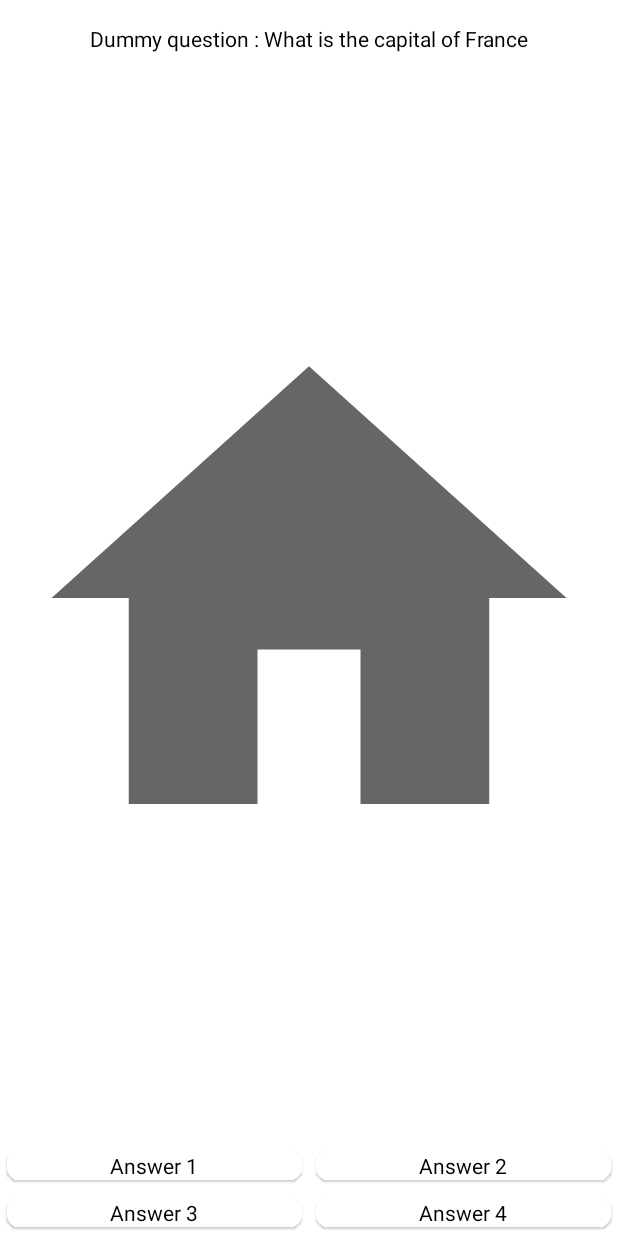
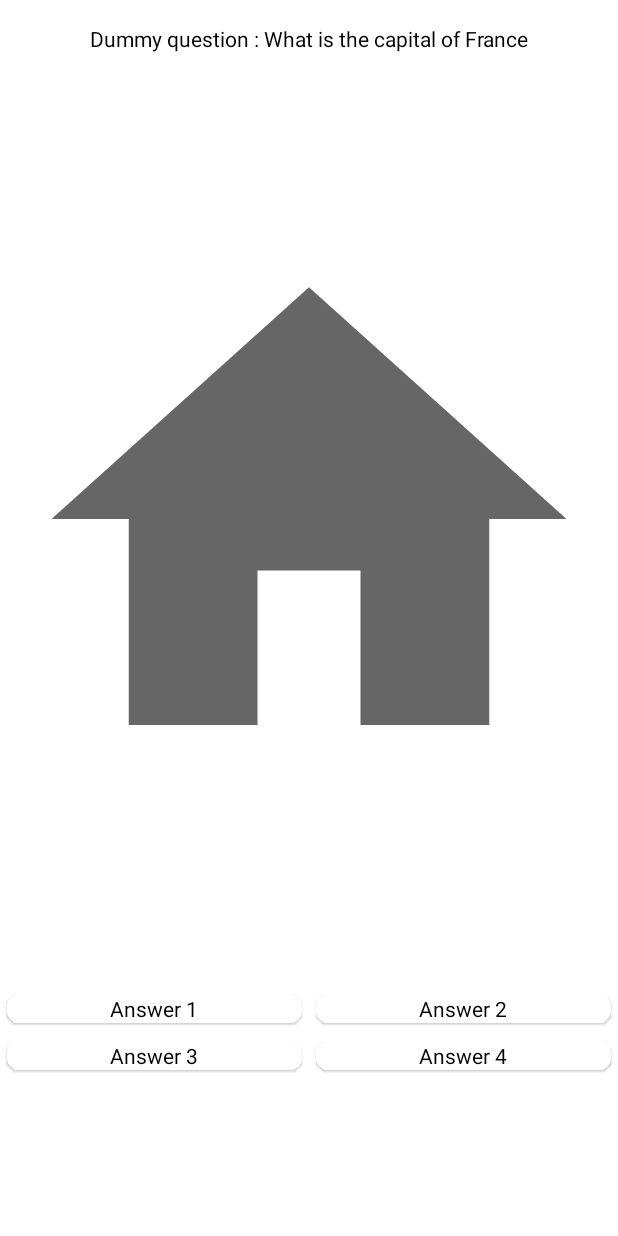
Before and after one commit to Si-Ekang/EKANG, an Android app: the layout fragment_quiz.xml on its own in the app's theme, with its tools: preview values and no code run, on a phone screen of 412 x 824 dp. Run offline under Robolectric (Android 15) with nearby library versions, the phone set to English and light mode, and no system bars.

Commit message:
Master : reformat code and optimize imports

```diff
--- a/app/src/main/java/com/siekang/data/local/SiEkangDatabase.kt
+++ b/app/src/main/java/com/siekang/data/local/SiEkangDatabase.kt
@@ -15,6 +15,5 @@ abstract class SiEkangDatabase : RoomDatabase() {
         const val DATABASE_NAME = "si_ekang"
     }
 
-    abstract fun getUserDao() : UserDao
-
+    abstract fun getUserDao(): UserDao
 }
--- a/app/src/main/java/com/siekang/di/AppHelperModule.kt
+++ b/app/src/main/java/com/siekang/di/AppHelperModule.kt
@@ -18,8 +18,7 @@ object AppHelperModule {
     @Provides
     fun provideDbHelper(appDatabase: SiEkangDatabase) =
         DbImpl(
-           appDatabase.getUserDao()
-
+            appDatabase.getUserDao()
         )
 
     @Provides
--- a/app/src/main/java/com/siekang/ui/library/LibraryFragment.kt
+++ b/app/src/main/java/com/siekang/ui/library/LibraryFragment.kt
@@ -5,9 +5,7 @@ import android.view.LayoutInflater
 import android.view.View
 import android.view.ViewGroup
 import androidx.fragment.app.Fragment
-import com.siekang.databinding.ActivityMainBinding
 import com.siekang.databinding.FragmentLibraryBinding
-import com.siekang.databinding.FragmentProfileBinding
 
 class LibraryFragment : Fragment() {
 
@@ -18,6 +16,7 @@ class LibraryFragment : Fragment() {
     override fun onCreate(savedInstanceState: Bundle?) {
         super.onCreate(savedInstanceState)
     }
+
     override fun onCreateView(
         inflater: LayoutInflater,
         container: ViewGroup?,
--- a/app/src/main/java/com/siekang/ui/notifications/NotificationsFragment.kt
+++ b/app/src/main/java/com/siekang/ui/notifications/NotificationsFragment.kt
@@ -5,11 +5,9 @@ import android.view.LayoutInflater
 import android.view.View
 import android.view.ViewGroup
 import androidx.fragment.app.Fragment
-import com.siekang.databinding.FragmentLibraryBinding
 import com.siekang.databinding.FragmentNotificationsBinding
-import com.siekang.databinding.FragmentProfileBinding
 
-class NotificationsFragment: Fragment() {
+class NotificationsFragment : Fragment() {
 
     private var _viewBinding: FragmentNotificationsBinding? = null
     private val binding get() = _viewBinding!!
--- a/app/src/main/res/layout/content_main.xml
+++ b/app/src/main/res/layout/content_main.xml
@@ -8,7 +8,7 @@
     app:layout_behavior="@string/appbar_scrolling_view_behavior">
 
     <FrameLayout
-        android:id="@+id/frame_layout"
+        android:id="@+id/fl_fragment_container"
         android:layout_width="0dp"
         android:layout_height="0dp"
         app:layout_constraintBottom_toTopOf="@id/nav_view"
--- a/app/src/main/res/layout/fragment_quizz.xml
+++ b/app/src/main/res/layout/fragment_quiz.xml
@@ -95,12 +95,12 @@
             android:layout_width="match_parent"
             android:layout_height="wrap_content"
             app:layout_constraintBottom_toBottomOf="parent"
-            app:layout_constraintTop_toBottomOf="@id/iv_quizz_picture">
+            app:layout_constraintTop_toBottomOf="@id/iv_quiz_picture">
 
             <TableRow>
 
                 <com.google.android.material.card.MaterialCardView
-                    android:id="@+id/rb_quizz_answer1"
+                    android:id="@+id/rb_quiz_answer1"
                     android:layout_width="0dp"
                     android:layout_height="wrap_content"
                     android:layout_weight="1"
@@ -115,13 +115,13 @@
                         android:layout_width="wrap_content"
                         android:layout_height="wrap_content"
                         android:layout_gravity="center"
-                        android:text='@{quizz.possibleAnswers[0]}'
+                        android:text='@{quiz.possibleAnswers[0]}'
                         tools:text="Answer 1" />
 
                 </com.google.android.material.card.MaterialCardView>
 
                 <com.google.android.material.card.MaterialCardView
-                    android:id="@+id/rb_quizz_answer2"
+                    android:id="@+id/rb_quiz_answer2"
                     android:layout_width="0dp"
                     android:layout_height="wrap_content"
                     android:layout_weight="1"
@@ -137,7 +137,7 @@
                         android:layout_width="wrap_content"
                         android:layout_height="wrap_content"
                         android:layout_gravity="center"
-                        android:text='@{quizz.possibleAnswers[1]}'
+                        android:text='@{quiz.possibleAnswers[1]}'
                         tools:text="Answer 2" />
                 </com.google.android.material.card.MaterialCardView>
             </TableRow>
@@ -145,7 +145,7 @@
             <TableRow>
 
                 <com.google.android.material.card.MaterialCardView
-                    android:id="@+id/rb_quizz_answer3"
+                    android:id="@+id/rb_quiz_answer3"
                     android:layout_width="0dp"
                     android:layout_height="wrap_content"
                     android:layout_weight="1"
@@ -160,12 +160,12 @@
                         android:layout_width="wrap_content"
                         android:layout_height="wrap_content"
                         android:layout_gravity="center"
-                        android:text='@{quizz.possibleAnswers[2]}'
+                        android:text='@{quiz.possibleAnswers[2]}'
                         tools:text="Answer 3" />
                 </com.google.android.material.card.MaterialCardView>
 
                 <com.google.android.material.card.MaterialCardView
-                    android:id="@+id/rb_quizz_answer4"
+                    android:id="@+id/rb_quiz_answer4"
                     android:layout_width="0dp"
                     android:layout_height="wrap_content"
                     android:layout_weight="1"
@@ -180,7 +180,7 @@
                         android:layout_width="wrap_content"
                         android:layout_height="wrap_content"
                         android:layout_gravity="center"
-                        android:text='@{quizz.possibleAnswers[3]}'
+                        android:text='@{quiz.possibleAnswers[3]}'
                         tools:text="Answer 4" />
                 </com.google.android.material.card.MaterialCardView>
             </TableRow>
```
Also changed, not shown: app/src/main/java/com/siekang/ui/mainactivity/MainActivity.kt (+113 -23 lines), app/src/main/java/com/siekang/ui/mainactivity/MainActivityViewModel.kt (added, +12 -0 lines), app/src/main/java/com/siekang/ui/quiz/QuizActivity.kt (+45 -7 lines), app/src/main/java/com/siekang/ui/quiz/QuizFragment.kt (+9 -9 lines), app/src/main/res/layout/custom_toolbar.xml (+7 -1 lines), app/src/main/res/layout/activity_quiz.xml (renamed from app/src/main/res/layout/activity_quizz.xml).
